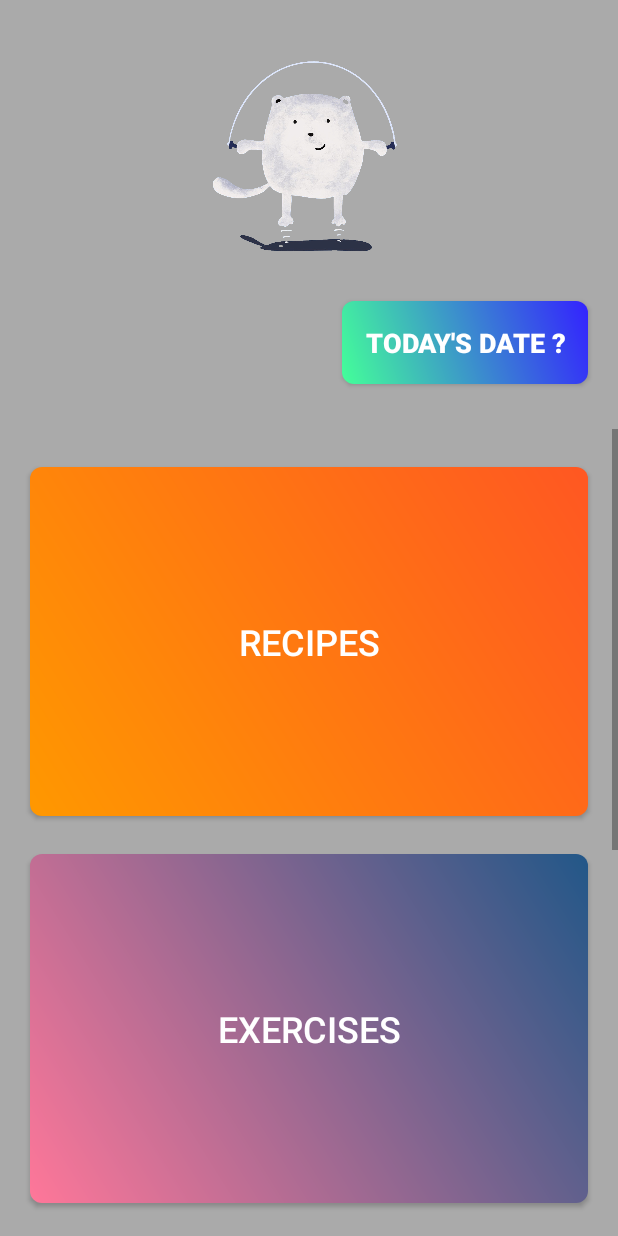
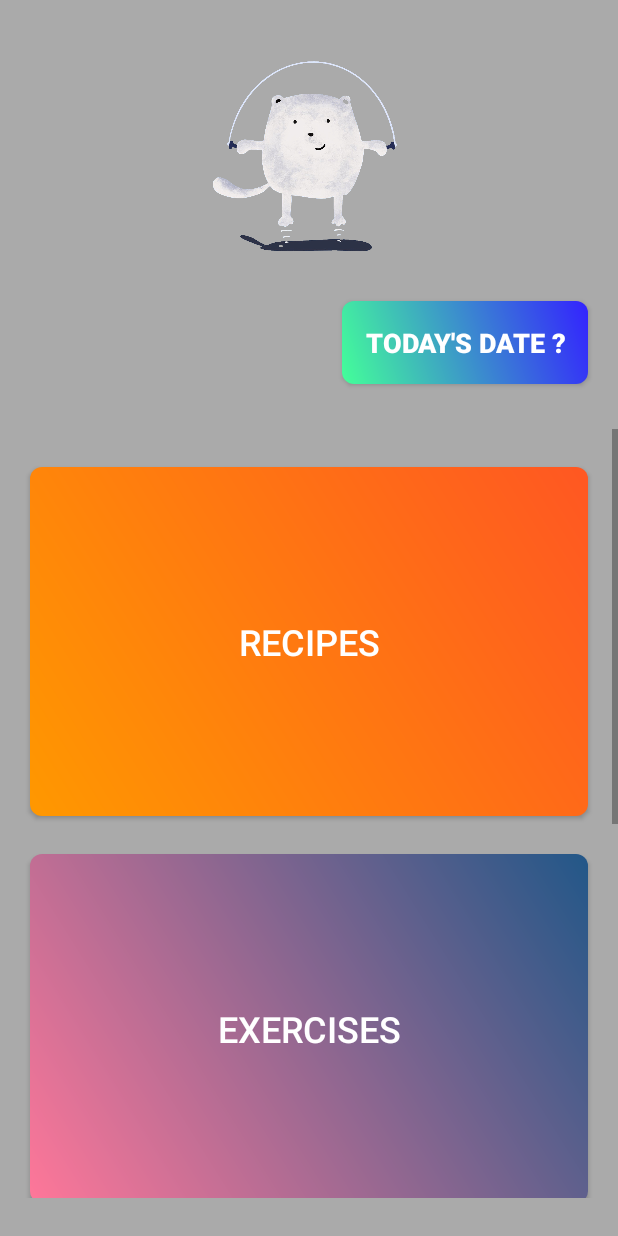
Before and after one commit to oroke24/AndroidFitnessApp, an Android app built with Jetpack Compose: the MainActivity screen opened directly, with no data from a screen before it, on a phone screen of 412 x 824 dp. Run offline under Robolectric (Android 15) with nearby library versions, the light colour scheme and no system bars.

Commit message:
updated scrollview in mainActivity

```diff
--- a/app/src/main/res/layout/activity_main.xml
+++ b/app/src/main/res/layout/activity_main.xml
@@ -35,11 +35,13 @@
 
     <ScrollView
         android:layout_width="match_parent"
-        android:layout_height="wrap_content">
+        android:layout_height="wrap_content"
+        android:paddingBottom="25dp">
         <LinearLayout
             android:layout_width="match_parent"
             android:layout_height="wrap_content"
-            android:orientation="vertical">
+            android:orientation="vertical"
+            android:paddingBottom="15dp">
             <Button
                 android:id="@+id/recipeButton"
                 android:layout_width="match_parent"
```
